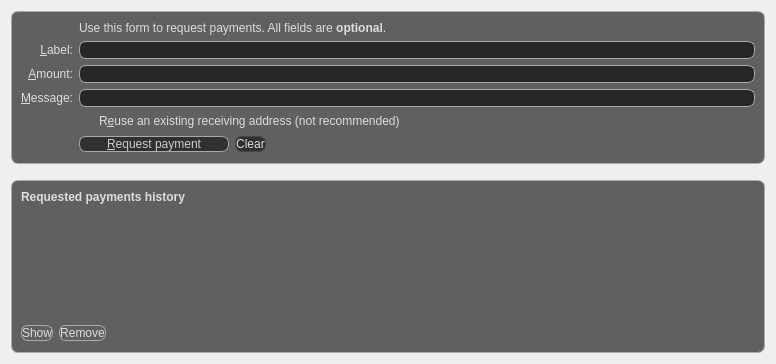
This is src/qt/forms/receivecoinsdialog.ui in fartcoin-project/fartcoin as Qt 5 draws it before an edit. The edited form follows.
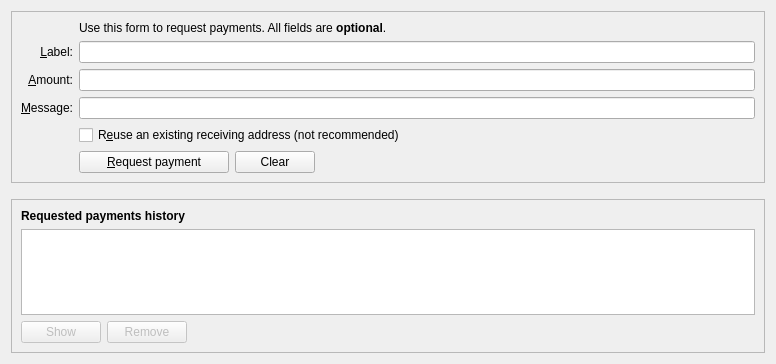
This is the edited form. Icons and pictures are not drawn. Custom widgets are drawn as their Qt base class.

```diff
--- a/src/qt/forms/receivecoinsdialog.ui
+++ b/src/qt/forms/receivecoinsdialog.ui
@@ -13,10 +13,6 @@
   <layout class="QVBoxLayout" name="verticalLayout" stretch="0,0,1">
    <item>
     <widget class="QFrame" name="frame2">
-<!-- Background of top frame -->
-              <property name="styleSheet">
-               <string notr="true">background-color: rgba(0, 0, 0, 60%); color: #DDDDDD; border-radius: 7px; border: 1px solid #AAAAAA; </string>
-              </property>
      <property name="sizePolicy">
       <sizepolicy hsizetype="Preferred" vsizetype="Expanding">
        <horstretch>0</horstretch>
@@ -34,10 +30,6 @@
        <layout class="QGridLayout" name="gridLayout">
         <item row="7" column="2">
          <widget class="QCheckBox" name="reuseAddress">
-<!-- Background alpha of text set back to 0% -->
-              <property name="styleSheet">
-               <string notr="true">background-color: rgba(0, 0, 0, 0%); color: #DDDDDD; border: 0px; </string>
-              </property>
           <property name="toolTip">
            <string>Reuse one of the previously used receiving addresses. Reusing addresses has security and privacy issues. Do not use this unless re-generating a payment request made before.</string>
           </property>
@@ -48,10 +40,6 @@
         </item>
         <item row="7" column="0">
          <widget class="QLabel" name="label_4">
-<!-- Background alpha of text set back to 0% -->
-              <property name="styleSheet">
-               <string notr="true">background-color: rgba(0, 0, 0, 0%); color: #DDDDDD; border: 0px;   </string>
-              </property>
           <property name="text">
            <string/>
           </property>
@@ -59,10 +47,6 @@
         </item>
         <item row="6" column="0">
          <widget class="QLabel" name="label_3">
-<!-- Background alpha of text set back to 0% -->
-              <property name="styleSheet">
-               <string notr="true">background-color: rgba(0, 0, 0, 0%); color: #DDDDDD; border: 0px;   </string>
-              </property>
           <property name="toolTip">
            <string>An optional message to attach to the payment request, which will be displayed when the request is opened. Note: The message will not be sent with the payment over the Fartcoin network.</string>
           </property>
@@ -98,18 +82,10 @@
           <property name="text">
            <string>Use this form to request payments. All fields are &lt;b&gt;optional&lt;/b&gt;.</string>
           </property>
-<!-- Background alpha of text set back to 0% -->
-              <property name="styleSheet">
-               <string notr="true">background-color: rgba(0, 0, 0, 0%); color: #DDDDDD;   border: 0px; </string>
-              </property>
          </widget>
         </item>
         <item row="4" column="0">
          <widget class="QLabel" name="label_2">
-<!-- Background alpha of text set back to 0% -->
-              <property name="styleSheet">
-               <string notr="true">background-color: rgba(0, 0, 0, 0%); color: #DDDDDD;  border: 0px;  </string>
-              </property>
           <property name="toolTip">
            <string>An optional label to associate with the new receiving address.</string>
           </property>
@@ -126,10 +102,6 @@
         </item>
         <item row="5" column="0">
          <widget class="QLabel" name="label">
-<!-- Background alpha of text set back to 0% -->
-              <property name="styleSheet">
-               <string notr="true">background-color: rgba(0, 0, 0, 0%); color: #DDDDDD;  border: 0px;  </string>
-              </property>
           <property name="toolTip">
            <string>An optional amount to request. Leave this empty or zero to not request a specific amount.</string>
           </property>
@@ -161,10 +133,6 @@
          <layout class="QHBoxLayout" name="horizontalLayout">
           <item>
            <widget class="QPushButton" name="receiveButton">
-<!-- Background alpha of text set back to 0% -->
-              <property name="styleSheet">
-               <string notr="true">background-color: rgba(0, 0, 0, 50%); color: #CCCCCC; border-radius: 7px; border: 1px solid #4444444;  </string>
-              </property>
             <property name="minimumSize">
              <size>
               <width>150</width>
@@ -182,10 +150,6 @@
           </item>
           <item>
            <widget class="QPushButton" name="clearButton">
-<!-- Background alpha of text set back to 0% -->
-              <property name="styleSheet">
-               <string notr="true">background-color: rgba(0, 0, 0, 50%); color: #DDDDDD; border-radius: 7px; border: 1px solid #444444;  </string>
-              </property>
             <property name="sizePolicy">
              <sizepolicy hsizetype="Minimum" vsizetype="Fixed">
               <horstretch>0</horstretch>
@@ -224,10 +188,6 @@
         </item>
         <item row="8" column="0">
          <widget class="QLabel" name="label_7">
-<!-- Background alpha of text set back to 0% -->
-              <property name="styleSheet">
-               <string notr="true">background-color: rgba(0, 0, 0, 0%);   border: 0px; </string>
-              </property>
           <property name="text">
            <string/>
           </property>
@@ -253,10 +213,6 @@
    </item>
    <item>
     <widget class="QFrame" name="frame">
-<!-- Background of top frame -->
-              <property name="styleSheet">
-               <string notr="true">background-color: rgba(0, 0, 0, 60%); color: #DDDDDD; border-radius: 7px; border: 1px solid #AAAAAA; </string>
-              </property>
      <property name="sizePolicy">
       <sizepolicy hsizetype="Preferred" vsizetype="Expanding">
        <horstretch>0</horstretch>
@@ -272,10 +228,6 @@
      <layout class="QVBoxLayout" name="verticalLayout_2">
       <item>
        <widget class="QLabel" name="label_6">
-<!-- Background alpha of text set back to 0% -->
-              <property name="styleSheet">
-               <string notr="true">background-color: rgba(0, 0, 0, 0%); color: #DDDDDD;  border: 0px;  </string>
-              </property>
         <property name="font">
          <font>
           <weight>75</weight>
@@ -289,10 +241,6 @@
       </item>
       <item>
        <widget class="QTableView" name="recentRequestsView">
-<!-- Background alpha of text set back to 0% -->
-              <property name="styleSheet">
-               <string notr="true">background-color: rgba(0, 0, 0, 0%); color: #DDDDDD;  border: 0px;  </string>
-              </property>
         <property name="contextMenuPolicy">
          <enum>Qt::CustomContextMenu</enum>
         </property>
@@ -308,10 +256,6 @@
        <layout class="QHBoxLayout" name="horizontalLayout_2">
         <item>
          <widget class="QPushButton" name="showRequestButton">
-<!-- Background alpha of text set back to 0% -->
-              <property name="styleSheet">
-               <string notr="true">background-color: rgba(0, 0, 0, 0%); color: #DDDDDD;  border: 1px solid #AAAAAA;  border-radius: 7px; </string>
-              </property>
           <property name="enabled">
            <bool>false</bool>
           </property>
@@ -332,10 +276,6 @@
         </item>
         <item>
          <widget class="QPushButton" name="removeRequestButton">
-<!-- Background alpha of text set back to 0% -->
-              <property name="styleSheet">
-               <string notr="true">background-color: rgba(0, 0, 0, 0%); color: #DDDDDD;  border: 1px solid #AAAAAA;  border-radius: 7px;  </string>
-              </property>
           <property name="enabled">
            <bool>false</bool>
           </property>
```
Left out of the diff: 2 changed lines with no effect on the pictures.
